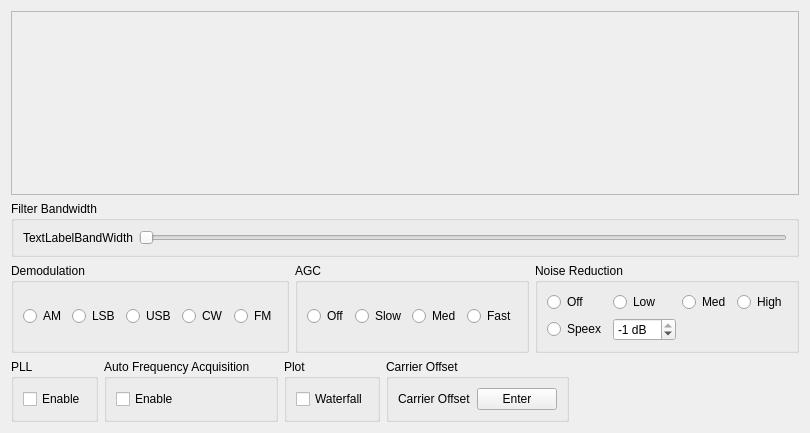
Qt form dream/src/GUI-QT/amwidget.ui (mmjee/dream-patched) before a commit.
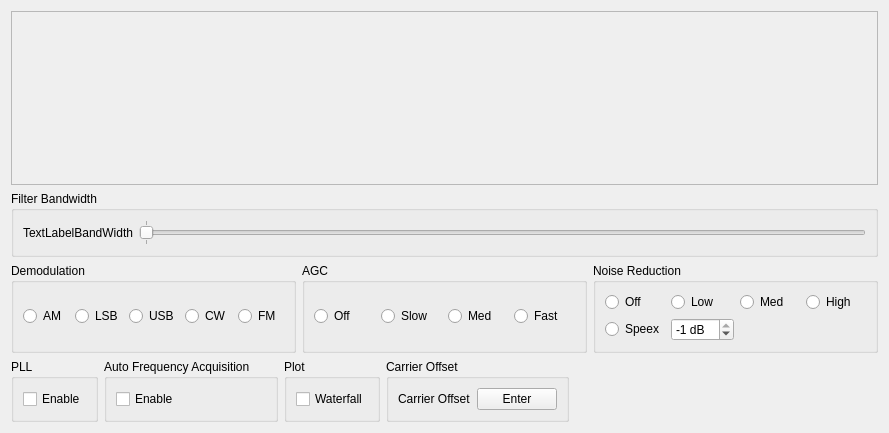
The same form after that commit. Custom widgets are drawn as their Qt base class.

Patch:
```diff
--- a/dream/src/GUI-QT/amwidget.ui
+++ b/dream/src/GUI-QT/amwidget.ui
@@ -6,7 +6,7 @@
    <rect>
     <x>0</x>
     <y>0</y>
-    <width>715</width>
+    <width>889</width>
     <height>433</height>
    </rect>
   </property>
@@ -72,9 +72,18 @@
           <verstretch>0</verstretch>
          </sizepolicy>
         </property>
+        <property name="pageStep">
+         <number>1000</number>
+        </property>
         <property name="orientation">
          <enum>Qt::Horizontal</enum>
         </property>
+        <property name="tickPosition">
+         <enum>QSlider::TicksBothSides</enum>
+        </property>
+        <property name="tickInterval">
+         <number>1000</number>
+        </property>
        </widget>
       </item>
      </layout>
```
Left out of the diff: 2 changed lines with no effect on the pictures.
